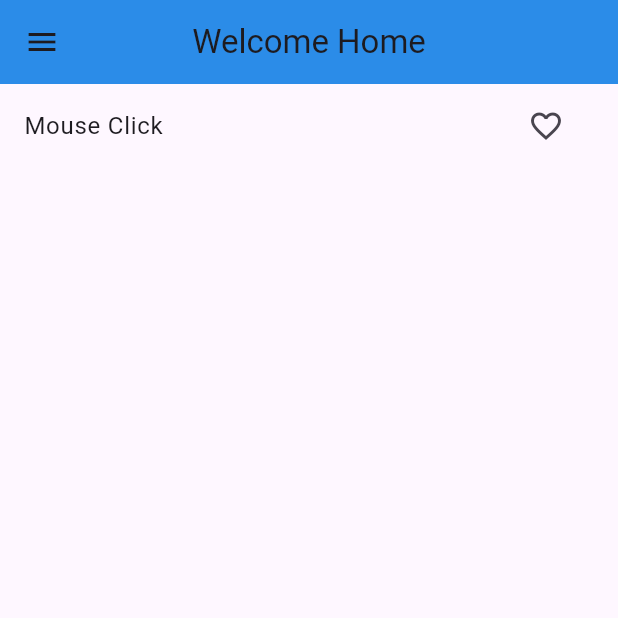
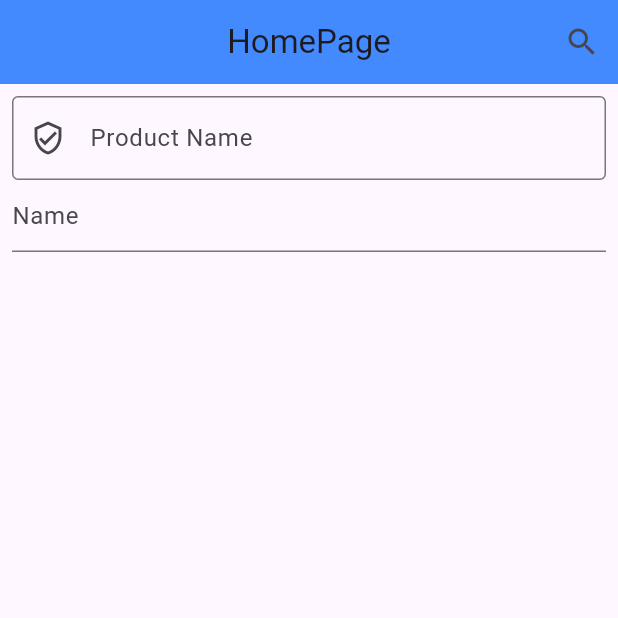
Before and after one commit to AaronOtu/My-flutter-tutorial, a Flutter app: the screen it shows after launch, on a phone screen of 412 x 824 dp, the top half of it. Run offline on Flutter 3.47's test engine with Material 3 defaults, Android fonts, the phone set to English and light mode, and no system bars; our stand-ins replace font_awesome_flutter.

Commit message:
Text field form added

```diff
--- a/lib/main.dart
+++ b/lib/main.dart
@@ -1,3 +1,4 @@
+import 'package:first_app/screens/text_field_forms.dart';
 import 'package:flutter/material.dart';
 
 void main() => runApp(const MyApp());
@@ -11,43 +12,8 @@ class MyApp extends StatelessWidget {
       title: 'My flutter App',
       themeMode: ThemeMode.system,
       debugShowCheckedModeBanner: false,
-      home: Scaffold(
-          appBar: AppBar(
-            title: Text("Welcome Home"),
-            backgroundColor: Colors.blue,
-            elevation: 20.0,
-            centerTitle: true,
-          ),
-          drawer: Drawer(
-            backgroundColor: Colors.grey,
-          ),
-          body: MyStatefulWidget()),
+      home: MyTextForms()
+
     );
   }
 }
-
-class MyStatefulWidget extends StatefulWidget {
-  const MyStatefulWidget({super.key});
-
-  @override
-  State<MyStatefulWidget> createState() => _MyStatelessWidgetState();
-}
-
-class _MyStatelessWidgetState extends State<MyStatefulWidget> {
-  bool liked = false;
-
-  @override
-  Widget build(BuildContext context) {
-    return ListView(children: [
-      ListTile(
-        trailing: IconButton(
-          onPressed: () {
-          setState(() => liked = !liked);
-          },
-          icon: liked? (Icon(Icons.favorite)) : (Icon(Icons.favorite_outline))),
-        title: Text("Mouse Click"),
-        onTap: () {},
-      )
-    ]);
-  }
-}
--- a/lib/screens/stack.dart
+++ b/lib/screens/stack.dart
@@ -1,3 +1,4 @@
+// ignore: file_names
 import "package:flutter/material.dart";
 import "package:font_awesome_flutter/font_awesome_flutter.dart";
 
--- /dev/null
+++ b/lib/screens/text_field_forms.dart
@@ -0,0 +1,38 @@
+import "package:flutter/material.dart";
+
+class MyTextForms extends StatelessWidget {
+  const MyTextForms({super.key});
+
+  @override
+  Widget build(BuildContext context) {
+    return Scaffold(
+      appBar: AppBar(
+        title: Text("HomePage"),
+        centerTitle: true,
+        backgroundColor: Colors.blueAccent,
+        actions: [
+          IconButton(onPressed: () {}, icon: Icon(Icons.search)),
+        ],
+      ),
+      body: Container(
+        padding: EdgeInsets.all(8.0),
+        child: ListView(children: [
+          TextFormField(
+            autocorrect: true,
+            decoration: InputDecoration(
+                labelText: 'Product Name',
+                prefixIcon: Icon(Icons.verified_user_outlined),
+                border: OutlineInputBorder()),
+          ),
+          TextField(
+            decoration: InputDecoration(
+              hintText:'Name'
+            )
+
+
+          )
+        ]),
+      ),
+    );
+  }
+}
```
Also changed, not shown: lib/screens/details.dart (added, +24 -0 lines), lib/screens/forms.dart (added, +32 -0 lines), lib/screens/test.dart (+20 -3 lines), lib/details.dart (deleted), lib/forms.dart (deleted).
